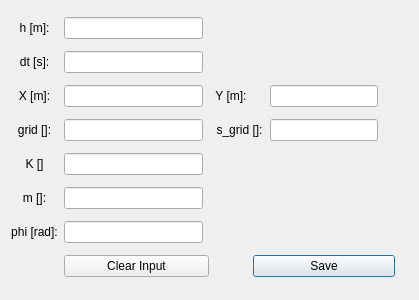
This is working_apps/simulations/detDialog.ui in urhtrinko/DroneRadioactivity_student_job as Qt 5 draws it before an edit. The edited form follows.
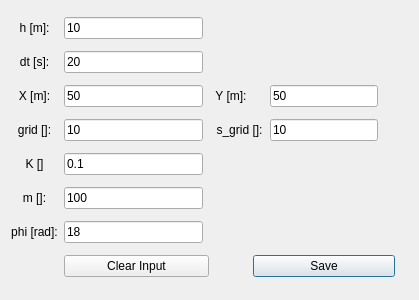
This is the edited form.

What changed in the file:
```diff
--- a/working_apps/simulations/detDialog.ui
+++ b/working_apps/simulations/detDialog.ui
@@ -15,7 +15,11 @@
   </property>
   <layout class="QGridLayout" name="gridLayout">
    <item row="5" column="2">
-    <widget class="QLineEdit" name="lineEdit_m"/>
+    <widget class="QLineEdit" name="lineEdit_m">
+     <property name="text">
+      <string>100</string>
+     </property>
+    </widget>
    </item>
    <item row="0" column="0" colspan="2">
     <widget class="QLabel" name="label_h">
@@ -88,10 +92,18 @@
     </widget>
    </item>
    <item row="0" column="2">
-    <widget class="QLineEdit" name="lineEdit_h"/>
+    <widget class="QLineEdit" name="lineEdit_h">
+     <property name="text">
+      <string>10</string>
+     </property>
+    </widget>
    </item>
    <item row="4" column="2">
-    <widget class="QLineEdit" name="lineEdit_K"/>
+    <widget class="QLineEdit" name="lineEdit_K">
+     <property name="text">
+      <string>0.1</string>
+     </property>
+    </widget>
    </item>
    <item row="7" column="6" colspan="5">
     <widget class="QPushButton" name="btnSave">
@@ -112,16 +124,31 @@
      <property name="enabled">
       <bool>true</bool>
      </property>
+     <property name="text">
+      <string>18</string>
+     </property>
     </widget>
    </item>
    <item row="1" column="2">
-    <widget class="QLineEdit" name="lineEdit_dt"/>
+    <widget class="QLineEdit" name="lineEdit_dt">
+     <property name="text">
+      <string>20</string>
+     </property>
+    </widget>
    </item>
    <item row="2" column="2">
-    <widget class="QLineEdit" name="lineEditX"/>
+    <widget class="QLineEdit" name="lineEditX">
+     <property name="text">
+      <string>50</string>
+     </property>
+    </widget>
    </item>
    <item row="3" column="2">
-    <widget class="QLineEdit" name="lineEditGrid"/>
+    <widget class="QLineEdit" name="lineEditGrid">
+     <property name="text">
+      <string>10</string>
+     </property>
+    </widget>
    </item>
    <item row="4" column="0" colspan="2">
     <widget class="QLabel" name="label_K">
@@ -135,10 +162,17 @@
      <property name="enabled">
       <bool>true</bool>
      </property>
+     <property name="text">
+      <string>10</string>
+     </property>
     </widget>
    </item>
    <item row="2" column="7" colspan="3">
-    <widget class="QLineEdit" name="lineEditY"/>
+    <widget class="QLineEdit" name="lineEditY">
+     <property name="text">
+      <string>50</string>
+     </property>
+    </widget>
    </item>
   </layout>
  </widget>
```
Left out of the diff: 2 changed lines with no effect on the pictures.
